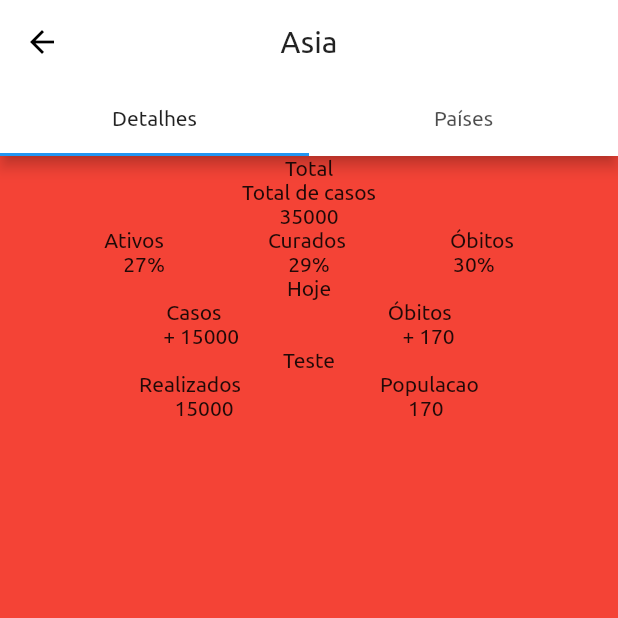
After one commit to SilvaGabrielMartins/desafio_covid_gabriel, a Flutter app: the screen it shows after launch, after a tap on an icon or button, on a phone screen of 412 x 824 dp, the top half of it. The commit adds this screen. Run offline on Flutter 3.47's test engine with Material 2 defaults, Android fonts, the phone set to English and light mode, and no system bars; our stand-ins replace dio; project files that could hold a hidden picture were left out.

Commit message:
Adicionado esboço das informações da Tela 3

```diff
--- a/lib/app/app.dart
+++ b/lib/app/app.dart
@@ -1,3 +1,4 @@
+import 'package:desafio_covid_gabriel/app/pages/page.continente.dart';
 import 'package:flutter/material.dart';
 import 'pages/page.home.dart';
 
@@ -11,6 +12,7 @@ class App extends StatelessWidget {
       initialRoute: '/',
       routes: {
         '/': (context) => PageHome(),
+        '/pagecontinente': (context) => PageContinente(),
       },
     );
   }
--- /dev/null
+++ b/lib/app/pages/page.continente.dart
@@ -0,0 +1,106 @@
+import 'package:desafio_covid_gabriel/app/shared/models/Continente.dart';
+import 'package:dio/dio.dart';
+import 'package:flutter/material.dart';
+
+class PageContinente extends StatefulWidget {
+  PageContinente({Key key, this.title}) : super(key: key);
+
+  final String title;
+
+  @override
+  _PageContinenteState createState() => _PageContinenteState();
+}
+
+class _PageContinenteState extends State<PageContinente> {
+  @override
+  Widget build(BuildContext context) {
+    //getHttp();
+    return DefaultTabController(
+      length: 2,
+      child: Scaffold(
+          appBar: AppBar(
+              title: Text('Asia'),
+              centerTitle: true,
+              bottom: TabBar(tabs: [
+                Tab(
+                  text: 'Detalhes',
+                ),
+                Tab(
+                  text: 'Países',
+                ),
+              ])),
+          body: TabBarView(
+            children: [
+              SizedBox(
+                width: 435,
+                height: 246,
+                child: Container(
+                    color: Colors.red,
+                    child: Column(
+                      children: [
+                        Text('Total'),
+                        Text('Total de casos'),
+                        Text('35000'),
+                        Row(
+                          mainAxisAlignment: MainAxisAlignment.spaceEvenly,
+                          children: [
+                            Text('Ativos'),
+                            Text('Curados'),
+                            Text('Óbitos'),
+                          ],
+                        ),
+                        Row(
+                          mainAxisAlignment: MainAxisAlignment.spaceEvenly,
+                          children: [
+                            Text('27%'),
+                            Text('29%'),
+                            Text('30%'),
+                          ],
+                        ),
+                        Column(
+                            mainAxisAlignment: MainAxisAlignment.spaceEvenly,
+                            children: [
+                              Text('Hoje'),
+                              Row(
+                                  mainAxisAlignment:
+                                      MainAxisAlignment.spaceEvenly,
+                                  children: [
+                                    Text('Casos'),
+                                    Text('Óbitos'),
+                                  ]),
+                              Row(
+                                  mainAxisAlignment:
+                                      MainAxisAlignment.spaceEvenly,
+                                  children: [
+                                    Text('+ 15000'),
+                                    Text('+ 170'),
+                                  ])
+                            ]),
+                        Column(
+                            mainAxisAlignment: MainAxisAlignment.spaceEvenly,
+                            children: [
+                              Text('Teste'),
+                              Row(
+                                  mainAxisAlignment:
+                                      MainAxisAlignment.spaceEvenly,
+                                  children: [
+                                    Text('Realizados'),
+                                    Text('Populacao'),
+                                  ]),
+                              Row(
+                                  mainAxisAlignment:
+                                      MainAxisAlignment.spaceEvenly,
+                                  children: [
+                                    Text('15000'),
+                                    Text('170'),
+                                  ])
+                            ])
+                      ],
+                    )),
+              ),
+              Container(),
+            ],
+          )),
+    );
+  }
+}
--- a/lib/app/pages/page.home.dart
+++ b/lib/app/pages/page.home.dart
@@ -12,25 +12,24 @@ class PageHome extends StatefulWidget {
 }
 
 class _PageHomeState extends State<PageHome> {
-  Future<Continentes> getHttp() async {
+  /*Future<Continentes> getHttp() async {
     try {
       Response response = await Dio()
           .get("https://disease.sh/v3/covid-19/continents?yesterday=true");
       var modeloContinente = Continentes.fromJson(response.data);
-      print(modeloContinente);
+      print(response);
       //return modeloContinente;
     } catch (e) {
       print(e);
-    }
+    }*/
   // await Future.delayed(Duration(seconds: 5));
-  }
 
   @override
   Widget build(BuildContext context) {
     //getHttp();
     return Scaffold(
       appBar: AppBar(
-        leading: Builder(
+        /*leading: Builder(
           builder: (BuildContext context) {
             return IconButton(
               icon: Image.asset('assets/images/Mask Group 215.png'),
@@ -38,32 +37,38 @@ class _PageHomeState extends State<PageHome> {
               tooltip: MaterialLocalizations.of(context).openAppDrawerTooltip,
             );
           },
-        ),
+        ),*/
         title: Text('Covid-19'),
         centerTitle: true,
       ),
-      body: Column(children: [
-        FutureBuilder<Continentes>(
-            future: getHttp(),
-            builder: (_, snapshot) {
-              return snapshot.hasData
-                  ? ListView.builder(
+      body: Center(
+          child: ListView.builder(
         itemCount: 6,
         itemBuilder: (_, index) {
           return Card(
             child: ListTile(
                 title: Text('Nome.. $index'),
                 subtitle: Text('Descricao Qualquer...'),
-                              leading: Icon(Icons.account_circle, size: 44),
+                leading: Builder(builder: (BuildContext context) {
+                  return IconButton(
+                    icon: Image.asset('assets/images/asia.png',
+                        width: 44, height: 44),
+                    onPressed: () {},
+                    tooltip:
+                        MaterialLocalizations.of(context).openAppDrawerTooltip,
+                  );
+                }), //Image.asset(
+                //'Bootcamp-Squadra/Bootcamp-ProgramaNewThinkers2021/Trilha_Flutter/Desafio/desafio_covid_gabriel/assets/images/continentes/asia.png'),
                 trailing: Icon(Icons.arrow_forward_ios),
                 isThreeLine: true,
                 dense: false,
-                              onTap: () {}),
+                onTap: () {
+                  Navigator.pushNamed(context, '/pagecontinente');
+                }),
           );
         },
       )
-                  : Text('Erou');
-            }),
+
           // ListView.builder(
           //   itemCount: 6,
           //   itemBuilder: (_, index) {
@@ -79,7 +84,7 @@ class _PageHomeState extends State<PageHome> {
           //     );
           //   },
           // )
-      ]),
+          ),
     );
   }
 }
```
Also changed, not shown: lib/app/shared/models/Continente.dart (+41 -87 lines), assets/images/asia.png (renamed from assets/images/continentes/asia.png), assets/images/asia@2x.png (renamed from assets/images/continentes/asia@2x.png). Lines whose indentation alone changed are shown as unchanged.
